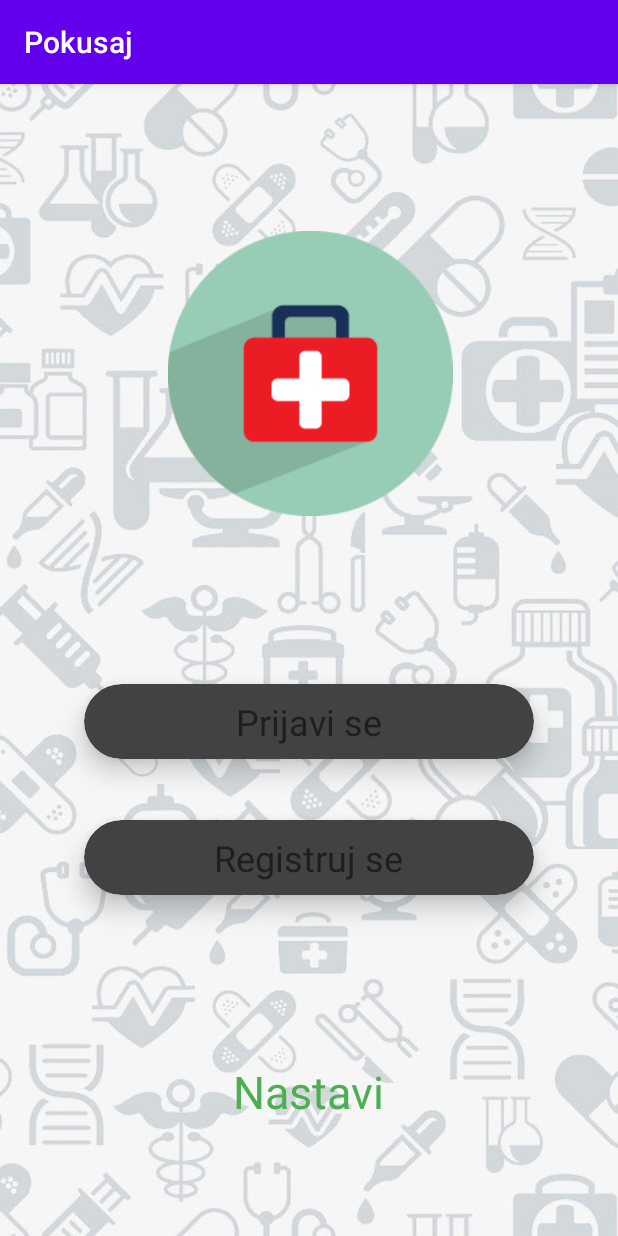
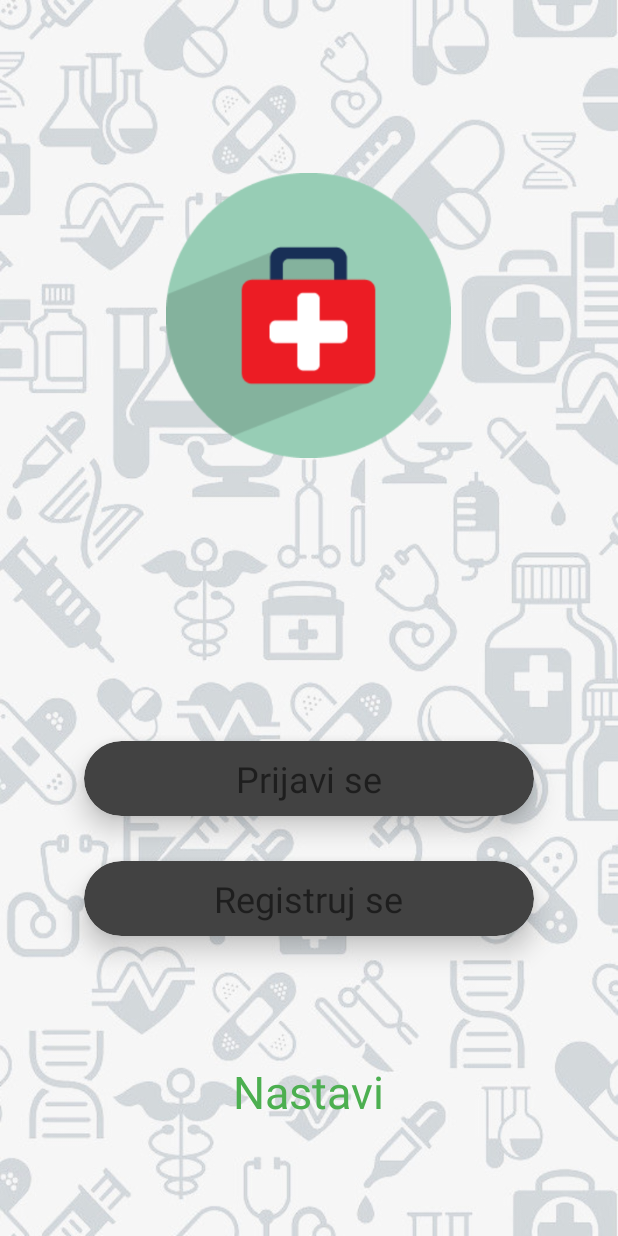
Before and after one commit to teodorabenic/Med2Go, an Android app: the screen it shows after launch (MainActivity), on a phone screen of 412 x 824 dp. Run offline under Robolectric (Android 15) with nearby library versions, the phone set to English and light mode, and no system bars.

Commit message:
Aplikacija je sada stabilnija

```diff
--- a/app/src/main/res/layout/prvastrana.xml
+++ b/app/src/main/res/layout/prvastrana.xml
@@ -11,13 +11,9 @@
         android:id="@+id/imageView"
         android:layout_width="198dp"
         android:layout_height="190dp"
-        android:layout_alignParentStart="true"
-        android:layout_alignParentLeft="true"
         android:layout_alignParentTop="true"
         android:layout_centerHorizontal="true"
-        android:layout_marginStart="108dp"
-        android:layout_marginLeft="108dp"
-        android:layout_marginTop="98dp"
+        android:layout_marginTop="115dp"
         app:srcCompat="@drawable/logo1" />
 
     <androidx.cardview.widget.CardView
@@ -26,7 +22,7 @@
         android:layout_height="50dp"
         android:layout_alignParentBottom="true"
         android:layout_centerHorizontal="true"
-        android:layout_marginBottom="318dp"
+        android:layout_marginBottom="280dp"
         app:cardBackgroundColor="@color/cardview_dark_background"
         app:cardCornerRadius="25dp"
 
@@ -52,7 +48,7 @@
         android:layout_height="50dp"
         android:layout_alignParentBottom="true"
         android:layout_centerHorizontal="true"
-        android:layout_marginBottom="227dp"
+        android:layout_marginBottom="200dp"
         app:cardBackgroundColor="@color/cardview_dark_background"
         app:cardCornerRadius="25dp"
         app:cardElevation="10dp">
--- a/app/src/main/res/values/colors.xml
+++ b/app/src/main/res/values/colors.xml
@@ -1,6 +1,6 @@
 <?xml version="1.0" encoding="utf-8"?>
 <resources>
-    <color name="colorPrimary">#6200EE</color>
-    <color name="colorPrimaryDark">#3700B3</color>
+    <color name="colorPrimary">#88D498</color>
+    <color name="colorPrimaryDark">#7BBA88</color>
     <color name="colorAccent">#03DAC5</color>
 </resources>
--- a/app/src/main/res/values/strings.xml
+++ b/app/src/main/res/values/strings.xml
@@ -1,5 +1,5 @@
 <resources>
-    <string name="app_name">Pokusaj</string>
+    <string name="app_name">Med2Go</string>
     <string name="trazite_lijek">Trazite lijek?</string>
     <string name="naziv_lijeka">Naziv lijeka...</string>
     <string name="kontaktirajte_nas">Kontaktirajte nas</string>
--- a/app/src/main/res/values/styles.xml
+++ b/app/src/main/res/values/styles.xml
@@ -1,7 +1,7 @@
 <resources>
 
     <!-- Base application theme. -->
-    <style name="AppTheme" parent="Theme.AppCompat.Light.DarkActionBar">
+    <style name="AppTheme" parent="Theme.AppCompat.Light.NoActionBar">
         <!-- Customize your theme here. -->
         <item name="colorPrimary">@color/colorPrimary</item>
         <item name="colorPrimaryDark">@color/colorPrimaryDark</item>
```
